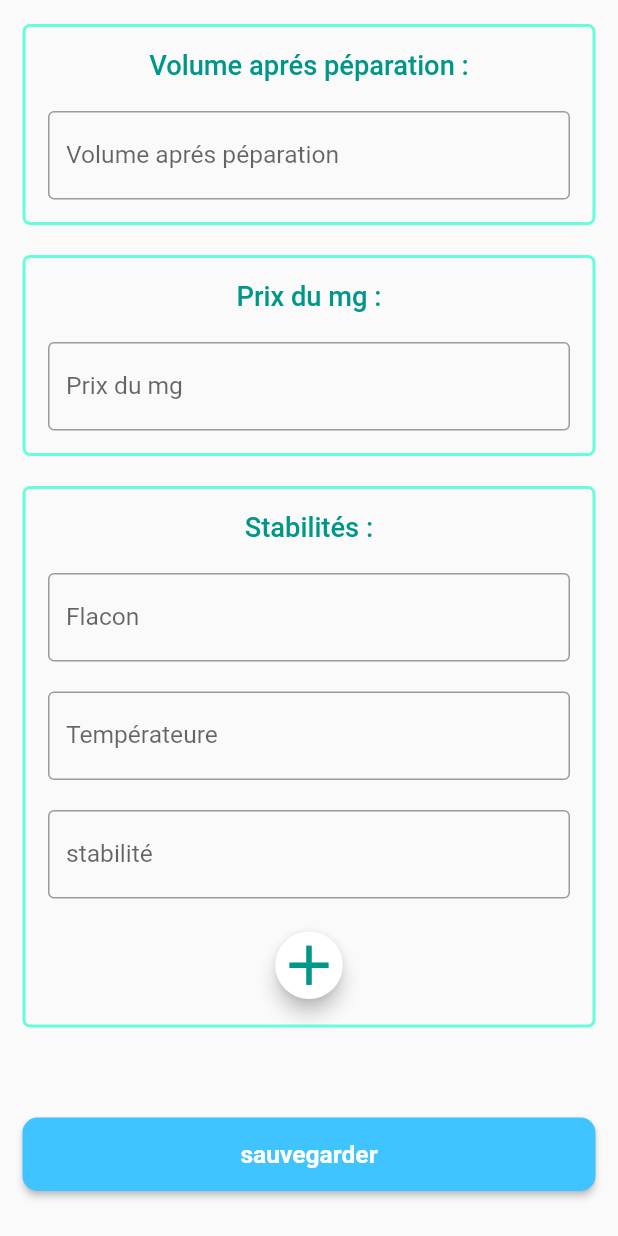
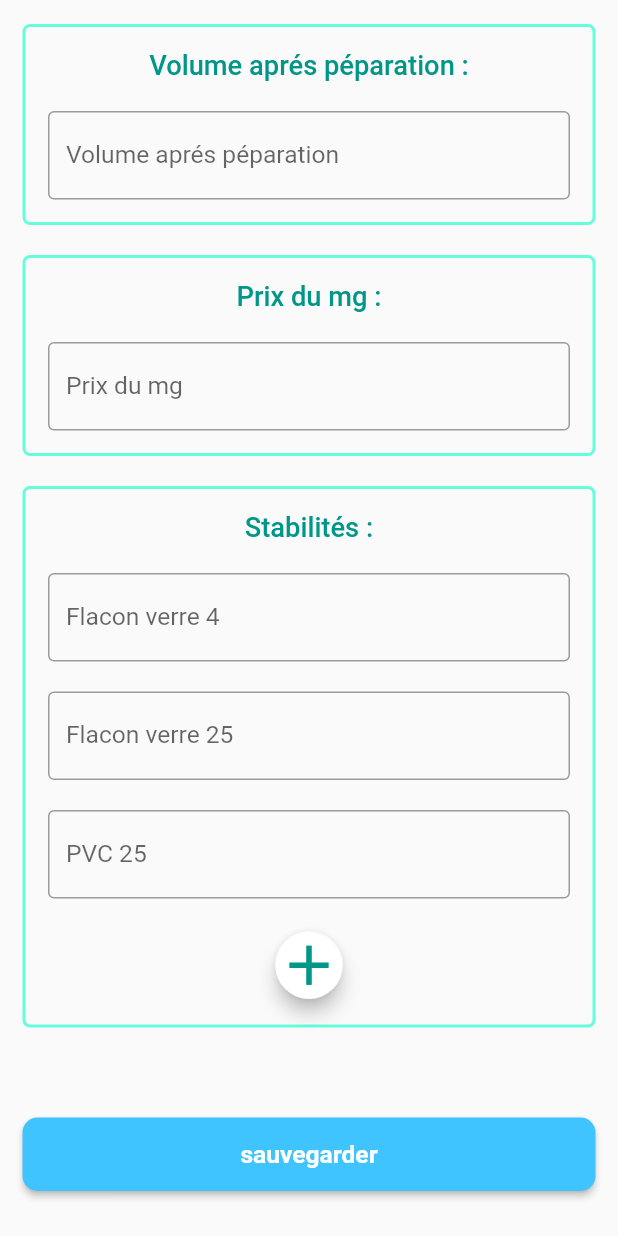
Before and after one commit to amina04/medica_test, a Flutter app: the Add_med screen opened by its route, scrolled down 1152 dp, after a tap on "sauvegarder", on a phone screen of 412 x 824 dp. Run offline on Flutter 3.47's test engine with Material 2 defaults, Android fonts, the phone set to English and light mode, and no system bars; our stand-ins replace animated_text_kit, gradient_app_bar, rflutter_alert, sqflite; missing offline and left inert: dart:ffi; accounts and stored records are empty.

Commit message:
completed add medicament screen

```diff
--- a/lib/controller/add_med_controller.dart
+++ b/lib/controller/add_med_controller.dart
@@ -15,9 +15,9 @@ final c_min_ctrl = TextEditingController();
 final c_max_ctrl = TextEditingController();
 final volum_apr_praparation_ctrl = TextEditingController();
 final prix_ctrl = TextEditingController();
-final flacon_ctrl = TextEditingController();
-final temperature_ctrl = TextEditingController();
-final stabilite_ctrl = TextEditingController();
+final verre_4_ctrl = TextEditingController();
+final verre_25_ctrl = TextEditingController();
+final pvc_25_ctrl = TextEditingController();
 
 class _add_med_ctrlState extends State<add_med_ctrl> {
   @override
@@ -33,9 +33,9 @@ class _add_med_ctrlState extends State<add_med_ctrl> {
     c_max_ctrl.dispose();
     volum_apr_praparation_ctrl.dispose();
     prix_ctrl.dispose();
-    flacon_ctrl.dispose();
-    temperature_ctrl.dispose();
-    stabilite_ctrl.dispose();
+    verre_4_ctrl.dispose();
+    verre_25_ctrl.dispose();
+    pvc_25_ctrl.dispose();
 
     super.dispose();
   }
--- a/lib/model/model_tableaux/détails_med.dart
+++ b/lib/model/model_tableaux/détails_med.dart
@@ -70,7 +70,10 @@ class Detail_medicament {
     map['verre_4'] = _verre_4;
     map['verre_25'] = _verre_25;
     map['PVC_25'] = _PVC_25;
-    map['FKmedId'] = _FKmedId;
+    // map['FKmedId'] = _FKmedId;
+    if (FKmedId != null) {
+      map['FKmedId'] = _FKmedId;
+    }
 
     return map;
   }
--- a/lib/model/model_tableaux/poches.dart
+++ b/lib/model/model_tableaux/poches.dart
@@ -3,7 +3,7 @@ import 'package:flutter/material.dart';
 class Poches {
   //les colones de table student
   int _poche;
-  double _volume_poche;
+  int _volume_poche;
 
   //un constructeur pour remplir le table
   Poches(
@@ -16,7 +16,7 @@ class Poches {
 
   //car les champs sont privée en met ca pour faciliter l acceder a eux
   int get poche => _poche;
-  double get volume_poche => _volume_poche;
+  int get volume_poche => _volume_poche;
 
   Map<String, dynamic> toMap() {
     var map = new Map<String, dynamic>();
--- a/lib/view/add_med_screen.dart
+++ b/lib/view/add_med_screen.dart
@@ -3,6 +3,7 @@ import 'package:flutter/material.dart';
 import 'package:medica/constantes.dart';
 import 'package:medica/main.dart';
 import 'package:medica/model/database.dart';
+import 'package:medica/model/model_tableaux/d%C3%A9tails_med.dart';
 import 'package:medica/widgets_sp%C3%A9cifiques/TextFieldmedica.dart';
 import 'package:medica/controller/add_med_controller.dart';
 import 'package:medica/model/model_tableaux/medicament.dart';
@@ -293,22 +294,22 @@ class _Add_med extends State<Add_med> {
                     height: 20,
                   ),
                   Textfieldmedica(
-                    label: 'Flacon ',
-                    controller: flacon_ctrl,
+                    label: 'Flacon verre 4 ',
+                    controller: verre_4_ctrl,
                   ),
                   SizedBox(
                     height: 20,
                   ),
                   Textfieldmedica(
-                    label: 'Températeure ',
-                    controller: temperature_ctrl,
+                    label: 'Flacon verre 25 ',
+                    controller: verre_25_ctrl,
                   ),
                   SizedBox(
                     height: 20,
                   ),
                   Textfieldmedica(
-                    label: 'stabilité',
-                    controller: stabilite_ctrl,
+                    label: 'PVC 25',
+                    controller: pvc_25_ctrl,
                   ),
                   SizedBox(
                     height: 20,
@@ -334,9 +335,9 @@ class _Add_med extends State<Add_med> {
                         onTap: () {
                           // TODO:insirer stabilite
                           //pour renouvler l ajout de stabilité
-                          temperature_ctrl.clear();
-                          stabilite_ctrl.clear();
-                          flacon_ctrl.clear();
+                          verre_25_ctrl.clear();
+                          pvc_25_ctrl.clear();
+                          verre_4_ctrl.clear();
                           print('add stabilité');
                         },
                       )
@@ -361,11 +362,28 @@ class _Add_med extends State<Add_med> {
                 //ajout de med
                 if (med_modif == null) {
                   //ajouter un medicament
-                  dbmanager.insertMedicament(new Medicament(
+                  int res = await dbmanager.insertMedicament(new Medicament(
                       nom_med_ctrl.text,
                       double.parse(qte_disponible_ctrl.text),
                       double.parse(volum_flcn_ctrl.text)));
-                  // TODO: insertion details medicament
+                  print("id medicament $res");
+
+                  int res_det = await dbmanager
+                      .insertDetailMedicament(new Detail_medicament(
+                    res,
+                    nom_labo_ctrl.text,
+                    double.parse(presentation_ctrl.text),
+                    int.parse(prix_ctrl.text),
+                    double.parse(c_ini_ctrl.text),
+                    double.parse(c_min_ctrl.text),
+                    double.parse(c_max_ctrl.text),
+                    double.parse(volum_apr_praparation_ctrl.text),
+                    int.parse(verre_4_ctrl.text),
+                    int.parse(verre_25_ctrl.text),
+                    int.parse(pvc_25_ctrl.text),
+                  ));
+                  print("id detail $res_det");
+
                   //pour met les texte field null
                   nom_med_ctrl.clear();
                   nom_labo_ctrl.clear();
@@ -377,12 +395,13 @@ class _Add_med extends State<Add_med> {
                   c_max_ctrl.clear();
                   volum_apr_praparation_ctrl.clear();
                   prix_ctrl.clear();
-                  flacon_ctrl.clear();
-                  temperature_ctrl.clear();
-                  stabilite_ctrl.clear();
-                  setState(() {
+                  verre_4_ctrl.clear();
+                  verre_25_ctrl.clear();
+                  pvc_25_ctrl.clear();
+
+                  /* setState(() {
                     selected_item = Medicament.fromMap(meds.first).nom;
-                  });
+                  });*/
                 } else {
                   //modification
                   Medicament medUpdated = Medicament.fromMap({
@@ -392,6 +411,22 @@ class _Add_med extends State<Add_med> {
                     "id_medicament": updated_id,
                   });
                   await dbmanager.modifierMed(medUpdated);
+
+                  Detail_medicament medDetailUpdated =
+                      Detail_medicament.fromMap({
+                    "nom_labo": nom_labo_ctrl.text,
+                    "presentation": double.parse(presentation_ctrl.text),
+                    "prix": int.parse(prix_ctrl.text),
+                    "c_init": double.parse(c_ini_ctrl.text),
+                    "c_min": double.parse(c_min_ctrl.text),
+                    "c_max": double.parse(c_max_ctrl.text),
+                    "volume": double.parse(volum_apr_praparation_ctrl.text),
+                    "verre_4": int.parse(verre_4_ctrl.text),
+                    "verre_25": int.parse(verre_25_ctrl.text),
+                    "PVC_25": int.parse(pvc_25_ctrl.text),
+                    "FKmedId": updated_id,
+                  });
+                  await dbmanager.modifierDetailMed(medDetailUpdated);
                   //pour met les texte field null
                   nom_med_ctrl.clear();
                   nom_labo_ctrl.clear();
@@ -403,9 +438,9 @@ class _Add_med extends State<Add_med> {
                   c_max_ctrl.clear();
                   volum_apr_praparation_ctrl.clear();
                   prix_ctrl.clear();
-                  flacon_ctrl.clear();
-                  temperature_ctrl.clear();
-                  stabilite_ctrl.clear();
+                  verre_4_ctrl.clear();
+                  verre_25_ctrl.clear();
+                  pvc_25_ctrl.clear();
                   //mettre medupdated null a lafin de procuss
                   med_modif = null;
                   updated_id = null;
--- a/lib/view/list_med_screen.dart
+++ b/lib/view/list_med_screen.dart
@@ -145,6 +145,7 @@ class _List_medState extends State<List_med> {
                 selected_id = Medicament.fromMap(meds[position]).id_medicament;
                 print('id delectionne $selected_id');
                 med_det = await dbmanager.getMed(selected_id);
+                medi_detail_det = await dbmanager.getMedDetail(selected_id);
               },
             ),
           );
--- a/lib/widgets_spécifiques/Step3.dart
+++ b/lib/widgets_spécifiques/Step3.dart
@@ -1,4 +1,5 @@
 import 'package:flutter/material.dart';
+import 'package:medica/controller/calcul_step2_controller.dart';
 import 'package:medica/controller/fonctions_calculs.dart';
 import 'package:medica/model/model_tableaux/patient.dart';
 import '../constantes.dart';
@@ -134,6 +135,8 @@ class _Step3State extends State<Step3> {
                 height = 180;
                 weight = 60;
                 surface_coporelle_ctrl.clear();
+                posologie_ctrl.clear();
+                reduction_ctrl.clear();
               });
             }),
       ],
```
Also changed, not shown: lib/main.dart (+12 -0 lines), lib/model/database.dart (+24 -12 lines), lib/view/medicament_details_screen.dart (+47 -15 lines), lib/widgets_spécifiques/Step2.dart (+34 -3 lines).
